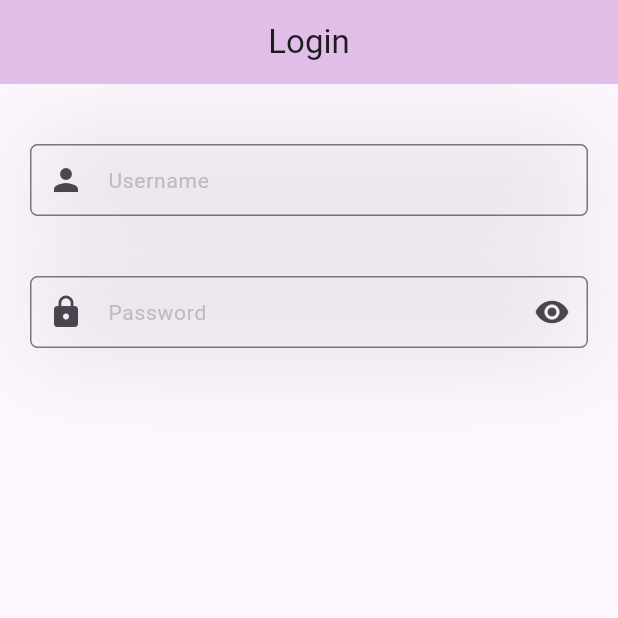
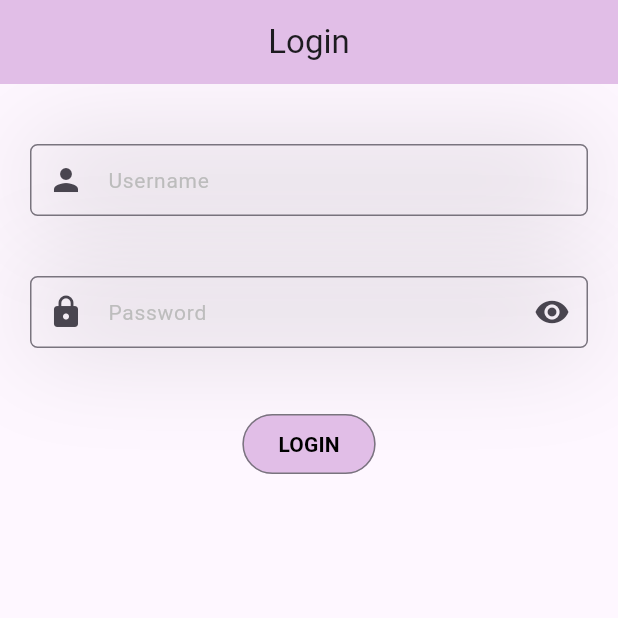
Before and after one commit to NtimaneKamohelo/register_login, a Flutter app: the screen it shows after launch, on a phone screen of 412 x 824 dp, the top half of it. Run offline on Flutter 3.47's test engine with Material 3 defaults, Android fonts, the phone set to English and light mode, and no system bars.

Commit message:
Created the login button

```diff
--- a/lib/main.dart
+++ b/lib/main.dart
@@ -1,5 +1,6 @@
 import 'package:flutter/material.dart';
 import 'package:register_login/screens/login_screen.dart';
+import 'package:register_login/screens/register_screen.dart';
 
 void main() {
   runApp(const MyApp());
@@ -19,6 +20,11 @@ class MyApp extends StatelessWidget {
       ),
       debugShowCheckedModeBanner: false,
       home: LoginScreen(),
+
+      //Routes
+      routes: {
+        RegisterScreen.id: (context) => RegisterScreen(),
+      },
     );
   }
 }
--- a/lib/screens/login_screen.dart
+++ b/lib/screens/login_screen.dart
@@ -1,4 +1,6 @@
 import 'package:flutter/material.dart';
+import 'package:register_login/screens/register_screen.dart';
+import 'package:register_login/utilities/button_utils.dart';
 
 import '../utilities/textfield_utils.dart';
 
@@ -19,6 +21,7 @@ class _LoginScreenState extends State<LoginScreen> {
       ),
       body: Center(
         child: Column(
+          crossAxisAlignment: CrossAxisAlignment.center,
           children: [
 
             //Username-email
@@ -35,6 +38,12 @@ class _LoginScreenState extends State<LoginScreen> {
               hintText: 'Password'
             ).passwordTextField(),
 
+            RegisterLoginButton(
+              onPressed: () {
+                Navigator.of(context).pushNamed(RegisterScreen.id);
+              } ,
+              btnText: 'LOGIN'
+            ).mainButton()
 
 
           ],
--- /dev/null
+++ b/lib/utilities/button_utils.dart
@@ -0,0 +1,32 @@
+import 'package:flutter/material.dart';
+
+class RegisterLoginButton {
+
+  final VoidCallback onPressed; //Function to handle button pressed
+  final String btnText; //Widget to define the buttons content
+
+  RegisterLoginButton({
+    required this.onPressed,
+    required this.btnText
+  });
+
+  Container mainButton() {
+    return Container(
+      margin: EdgeInsets.all(40),
+      child: OutlinedButton(
+        onPressed: onPressed,
+        style: OutlinedButton.styleFrom(
+          backgroundColor: Colors.purple[100],
+        ),
+        child: Text(
+          btnText,
+          style: TextStyle(
+            fontWeight: FontWeight.bold,
+            color: Colors.black
+          ),
+        ),
+      ),
+    );
+  }
+
+}
```
Also changed, not shown: lib/screens/register_screen.dart (+17 -0 lines).
